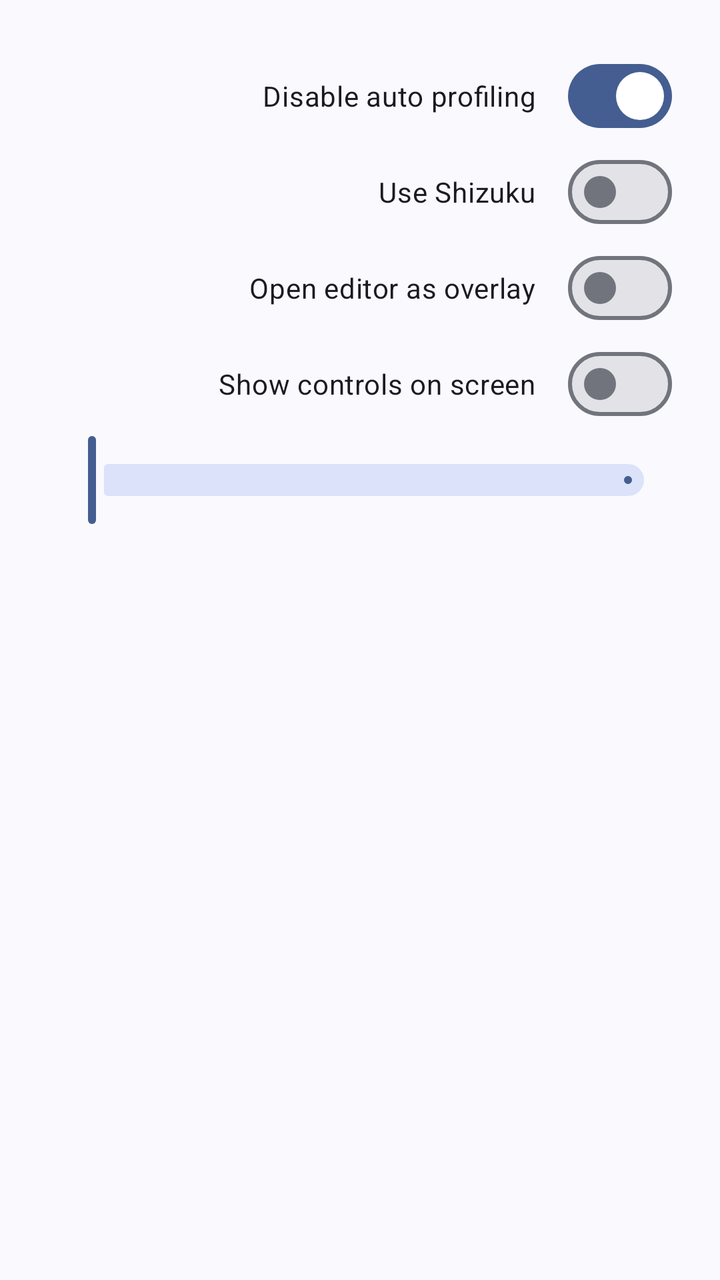
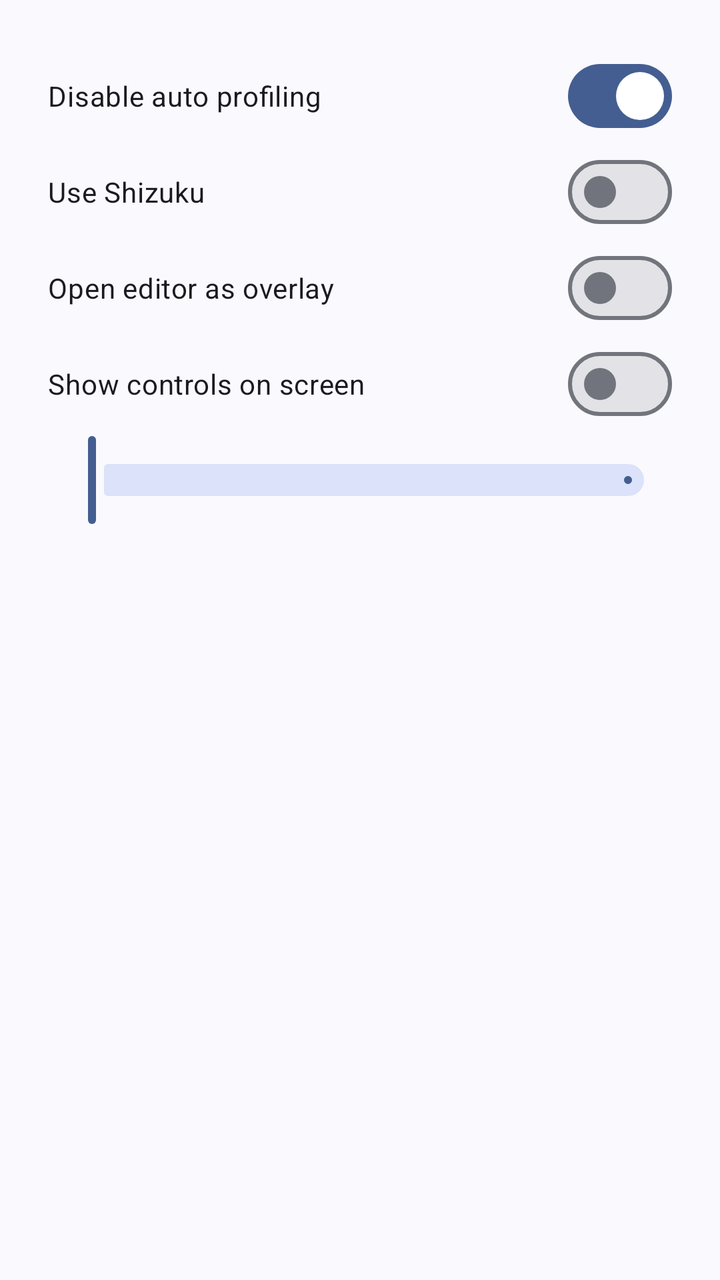

Two renders of the same Android screen: before a commit and after it. Below are the layout's source before the change and the commit's diff.
<!-- AndroidManifest.xml: application theme Theme.XtMapper -->
<!-- res/layout/settings.xml -->
<?xml version="1.0" encoding="utf-8"?>
<LinearLayout xmlns:android="http://schemas.android.com/apk/res/android"
    android:orientation="vertical"
    android:layout_width="wrap_content"
    android:layout_height="wrap_content"
    android:padding="24dp"
    >

        <com.google.android.material.materialswitch.MaterialSwitch
            android:id="@+id/auto_profile_switch"
            android:layout_width="wrap_content"
            android:layout_height="wrap_content"
            android:layout_gravity="end"
            android:checked="true"
            android:text="@string/disable_auto_profile" />

        <com.google.android.material.materialswitch.MaterialSwitch
            android:id="@+id/use_shizuku"
            android:layout_width="wrap_content"
            android:layout_height="wrap_content"
            android:layout_gravity="end"

            android:checked="false"
            android:text="@string/use_shizuku" />

        <com.google.android.material.materialswitch.MaterialSwitch
            android:id="@+id/editor_overlay"
            android:layout_width="wrap_content"
            android:layout_height="wrap_content"
            android:layout_gravity="end"
            android:checked="false"
            android:text="@string/open_editor_as_overlay" />


        <com.google.android.material.materialswitch.MaterialSwitch
            android:id="@+id/show_controls"
            android:layout_width="wrap_content"
            android:layout_height="wrap_content"
            android:layout_gravity="end"
            android:checked="false"
            android:labelFor="@id/show_controls_opacity"
            android:text="@string/show_controls_on_screen" />

        <com.google.android.material.slider.Slider
            android:id="@+id/show_controls_opacity"
            android:layout_width="match_parent"
            android:layout_height="wrap_content"
            android:valueFrom="0"
            android:valueTo="1" />
</LinearLayout>
<!-- resources referenced by this layout -->
<resources>
  <string name="disable_auto_profile">Disable auto profiling</string>
  <string name="open_editor_as_overlay">Open editor as overlay</string>
  <string name="show_controls_on_screen">Show controls on screen</string>
  <string name="use_shizuku">Use Shizuku</string>
  <style name="Theme.XtMapper" parent="Theme.Material3.DynamicColors.DayNight.NoActionBar">
          <item name="android:statusBarColor">?android:colorBackground</item>
      </style>
</resources>

<!-- the commit's change to res/layout/settings.xml (unified diff, before → after) -->
@@ -1,42 +1,37 @@
 <?xml version="1.0" encoding="utf-8"?>
 <LinearLayout xmlns:android="http://schemas.android.com/apk/res/android"
     android:orientation="vertical"
-    android:layout_width="wrap_content"
+    android:layout_width="match_parent"
     android:layout_height="wrap_content"
     android:padding="24dp"
     >
 
         <com.google.android.material.materialswitch.MaterialSwitch
             android:id="@+id/auto_profile_switch"
-            android:layout_width="wrap_content"
+            android:layout_width="match_parent"
             android:layout_height="wrap_content"
-            android:layout_gravity="end"
             android:checked="true"
             android:text="@string/disable_auto_profile" />
 
         <com.google.android.material.materialswitch.MaterialSwitch
             android:id="@+id/use_shizuku"
-            android:layout_width="wrap_content"
+            android:layout_width="match_parent"
             android:layout_height="wrap_content"
-            android:layout_gravity="end"
-
             android:checked="false"
             android:text="@string/use_shizuku" />
 
         <com.google.android.material.materialswitch.MaterialSwitch
             android:id="@+id/editor_overlay"
-            android:layout_width="wrap_content"
+            android:layout_width="match_parent"
             android:layout_height="wrap_content"
-            android:layout_gravity="end"
             android:checked="false"
             android:text="@string/open_editor_as_overlay" />
 
 
         <com.google.android.material.materialswitch.MaterialSwitch
             android:id="@+id/show_controls"
-            android:layout_width="wrap_content"
+            android:layout_width="match_parent"
             android:layout_height="wrap_content"
-            android:layout_gravity="end"
             android:checked="false"
             android:labelFor="@id/show_controls_opacity"
             android:text="@string/show_controls_on_screen" />
